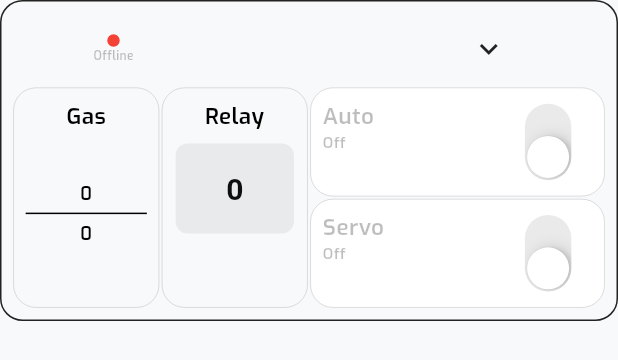
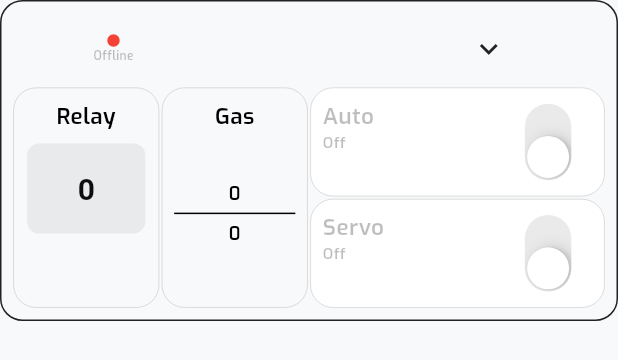
Before and after one commit to SadLife257/flutter_gfi, a Flutter app: the DevicePanelMinimize widget shown alone on an empty page, opened directly with empty values, on a phone screen of 412 x 824 dp. Shown: the top 360 px of the screen. Run offline on Flutter 3.47's test engine with Material 3 defaults, Android fonts, the phone set to English and light mode, and no system bars; our stand-ins replace awesome_notifications, cloud_firestore, connectivity_plus, firebase_auth, firebase_core, firebase_storage and 8 more; missing offline and left inert: flutter_background_service, flutter_email_sender, mobile_scanner; accounts and stored records are empty; generated files the repository leaves out were written again.

Commit message:
updated 19/8/2024

```diff
--- a/lib/layers/data/data_source/local/BackgroundService.dart
+++ b/lib/layers/data/data_source/local/BackgroundService.dart
@@ -1,6 +1,7 @@
 import 'package:awesome_notifications/awesome_notifications.dart';
 import 'package:gfi/layers/data/data_source/remote/BlynkHTTPService.dart';
 import 'package:gfi/layers/domain/entities/Room/Room.dart';
+import 'package:flutter_gen/gen_l10n/app_localization.dart';
 
 class BackgroundService {
   List<Room> rooms;
@@ -29,14 +30,14 @@ class BackgroundService {
             'Warning',
             'From ${i.name} \nGas is over the safety threshold'
           );
-          print('monitorThreshold higher');
+          //print('monitorThreshold higher');
         }
         if(result['mq2'] == result['mq2_threshold']) {
           sendNotification(
             'Warning',
             'From ${i.name} \nGas is near the safety threshold'
           );
-          print('monitorThreshold equal');
+          //print('monitorThreshold equal');
         }
       });
     });
--- a/lib/layers/presentation/widgets/device/device_panel_minimize.dart
+++ b/lib/layers/presentation/widgets/device/device_panel_minimize.dart
@@ -105,6 +105,17 @@ class DevicePanelMinimize extends StatelessWidget {
               ),
             ),
             StaggeredGridTile.count(
+                crossAxisCellCount: 2,
+                mainAxisCellCount: 3,
+                child: DeviceScrollWheel(
+                  name: AppLocalizations.of(context)!.relay,
+                  initialItem: relayValue,
+                  relay_list: [0, 1, 2, 3],
+                  onSelectedItemChanged: relayOnChanged,
+                  borderWidth: 0.1,
+                )
+            ),
+            StaggeredGridTile.count(
               crossAxisCellCount: 2,
               mainAxisCellCount: 3,
               child: DeviceVariableBox(
@@ -115,17 +126,6 @@ class DevicePanelMinimize extends StatelessWidget {
                 backgroundColor: Theme.of(context).colorScheme.primary,
                 borderWidth: 0.1,
               ),
-            ),
-            StaggeredGridTile.count(
-                crossAxisCellCount: 2,
-                mainAxisCellCount: 3,
-                child: DeviceScrollWheel(
-                  name: AppLocalizations.of(context)!.relay,
-                  initialItem: relayValue,
-                  relay_list: [0, 1, 2, 3],
-                  onSelectedItemChanged: relayOnChanged,
-                  borderWidth: 0.1,
-                )
             ),
             StaggeredGridTile.count(
               crossAxisCellCount: 4,
```
Also changed, not shown: lib/core/translation/languages/app_en.arb (+19 -0 lines), lib/core/translation/languages/app_vi.arb (+18 -0 lines).
